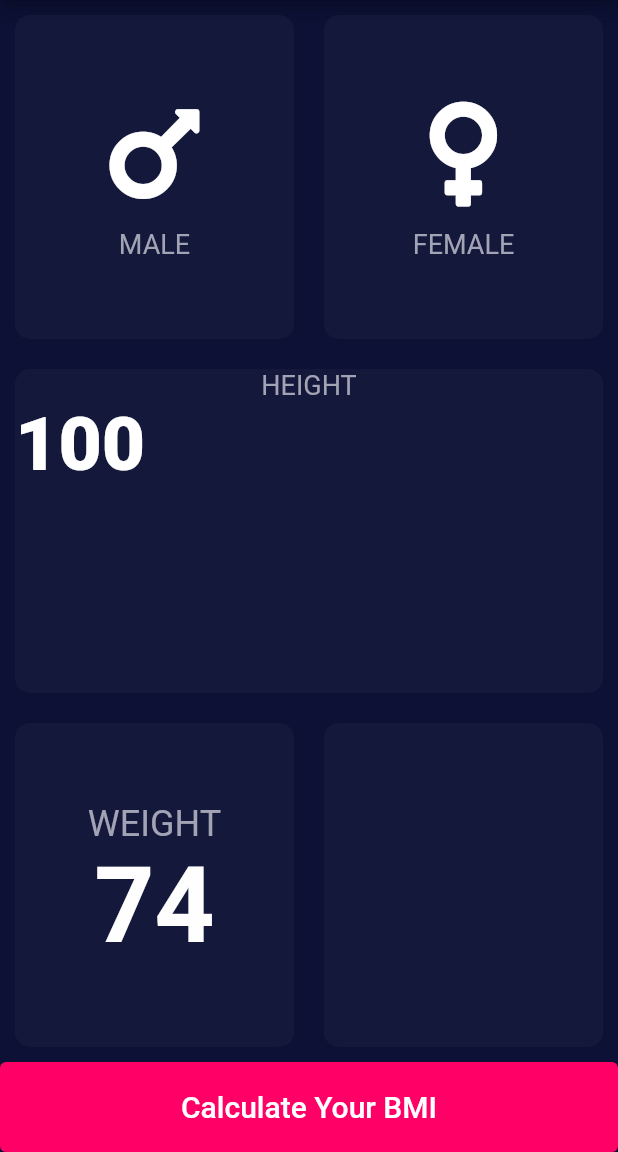
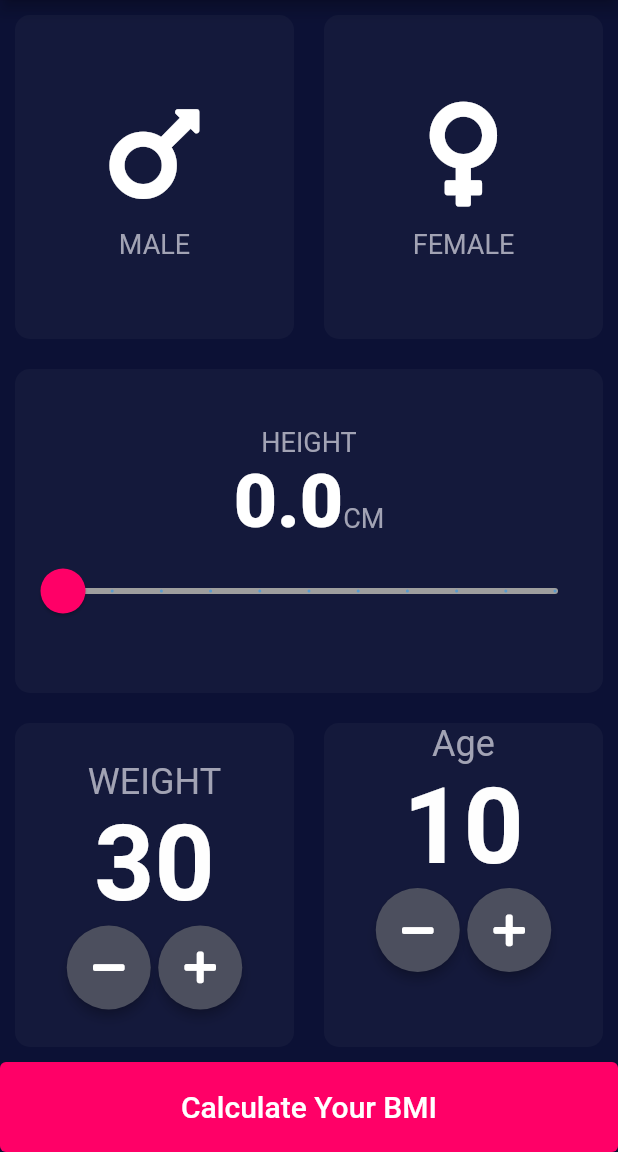
Before and after one commit to faizan1249/bmi-calculator-new, a Flutter app: the screen it shows after launch, on a phone screen of 412 x 824 dp, the part 84-1236 px from its top. Run offline on Flutter 3.47's test engine with Material 2 defaults, Android fonts, the phone set to English and light mode, and no system bars; our stand-ins replace font_awesome_flutter.

Commit message:
Beta Version of BMI

```diff
--- a/lib/input_page.dart
+++ b/lib/input_page.dart
@@ -2,57 +2,22 @@ import 'package:flutter/material.dart';
 import 'package:font_awesome_flutter/font_awesome_flutter.dart';
 import 'reuseable_code.dart';
 
-
-enum Gender{
+enum Gender {
   male,
   female,
 }
+
 class InputPage extends StatefulWidget {
   @override
   _InputPageState createState() => _InputPageState();
 }
 
 class _InputPageState extends State<InputPage> {
-  Gender? genderSelected = null;
+  Gender? genderSelected;
+  double _currentVal = 0.0;
 
-
-  // Color maleCardColor = inactiveCardColor;
-  // Color femaleCardColor = inactiveCardColor;
-  /*void updateColor(Gender genderVar)
-  {
-
-
-    //if 1 = male
-    if(genderVar == Gender.male)
-
-      {
-        if(maleCardColor == inactiveCardColor)
-          {
-            maleCardColor = activeCardColor;
-            femaleCardColor = inactiveCardColor;
-          }
-        else
-          {
-            maleCardColor = inactiveCardColor;
-
-
-          }
-      }
-    //2 = Female
-    if(genderVar == Gender.female)
-      {
-        if(femaleCardColor == inactiveCardColor)
-          {
-            femaleCardColor = activeCardColor;
-            maleCardColor = inactiveCardColor;
-          }
-        else
-          {
-            femaleCardColor = inactiveCardColor;
-          }
-      }
-  }
-*/
+  int weight=30;
+  int age = 10;
 
 
   @override
@@ -77,10 +42,9 @@ class _InputPageState extends State<InputPage> {
                       });
                     },
                     child: ReuseableContainer(
-                      colour: genderSelected == Gender.male?
-                      inactiveCardColor:
-                      activeCardColor,
-
+                      colour: genderSelected == Gender.male
+                          ? inactiveCardColor
+                          : activeCardColor,
                       icon_box: BoxContent(
                         icon: FontAwesomeIcons.mars,
                         Box_Text: "MALE",
@@ -90,7 +54,7 @@ class _InputPageState extends State<InputPage> {
                 ),
                 Expanded(
                   child: GestureDetector(
-                    onTap: (){
+                    onTap: () {
                       setState(() {
                         //2 for female
                         print("Female Card is Selected");
@@ -99,9 +63,9 @@ class _InputPageState extends State<InputPage> {
                       });
                     },
                     child: ReuseableContainer(
-                        colour: genderSelected == Gender.female?
-                        inactiveCardColor:activeCardColor,
-
+                        colour: genderSelected == Gender.female
+                            ? inactiveCardColor
+                            : activeCardColor,
                         icon_box: BoxContent(
                           icon: FontAwesomeIcons.venus,
                           Box_Text: "FEMALE",
@@ -114,16 +78,44 @@ class _InputPageState extends State<InputPage> {
               child: ReuseableContainer(
                 colour: activeCardColor,
                 icon_box: Column(
-
+                  mainAxisAlignment: MainAxisAlignment.center,
                   children: <Widget>[
-                    Text("HEIGHT",
-                    style: labelStyle),
+                    Text("HEIGHT", style: labelStyle),
                     Row(
+                      mainAxisAlignment: MainAxisAlignment.center,
+                      crossAxisAlignment: CrossAxisAlignment.baseline,
+                      textBaseline: TextBaseline.alphabetic,
                       children: <Widget>[
-                        Text("100",
-                        style: valueStyle,),
+                        Text(
+                          _currentVal.toString(),
+                          style: valueStyle,
+                        ),
+                        Text("CM", style: labelStyle),
                       ],
-                    )
+                    ),
+                    SliderTheme(
+                      data: SliderTheme.of(context).copyWith(
+                        thumbShape:
+                            RoundSliderThumbShape(enabledThumbRadius: 15.0),
+                        overlayShape:
+                            RoundSliderOverlayShape(overlayRadius: 30.0),
+                        activeTrackColor: Colors.white,
+                         thumbColor: Color(0XFFFF0067),
+                      ),
+                      child: Slider(
+                        value: _currentVal,
+                        min: 0.0,
+                        max: 50.0,
+                        divisions: 10,
+                        label: _currentVal.toString(),
+                        inactiveColor: Colors.grey,
+                        onChanged: (double value) {
+                          setState(() {
+                            _currentVal = value;
+                          });
+                        },
+                      ),
+                    ),
                   ],
                 ),
               ),
@@ -144,12 +136,42 @@ class _InputPageState extends State<InputPage> {
                           ),
                         ),
                         Text(
-                          "74",
+                          weight.toString(),
                           style: TextStyle(
                             fontSize: 70.0,
                             color: Color(0xFFFEFEFE),
                             fontWeight: FontWeight.bold,
                           ),
+                        ),
+                        Row(
+                          mainAxisAlignment: MainAxisAlignment.center,
+                          children: [
+                            RoundedIconButton(
+                              onPressed: ()
+                              {
+                                setState(() {
+                                  if(weight>0)
+                                    {
+                                      weight--;
+                                    }
+
+                                });
+                              },
+                              icon: FontAwesomeIcons.minus,
+                            ),
+                            SizedBox(width: 5.0),
+                            RoundedIconButton(
+                              onPressed: ()
+                              {
+                                setState(() {
+                                  weight++;
+                                });
+                              },
+
+
+                              icon: FontAwesomeIcons.plus,
+                            ),
+                          ],
                         ),
                       ],
                     ),
@@ -158,6 +180,53 @@ class _InputPageState extends State<InputPage> {
                 Expanded(
                   child: ReuseableContainer(
                     colour: activeCardColor,
+                    icon_box: Column(
+                      children: [
+                        Text(
+                          "Age",
+                          style: TextStyle(
+                            color: Color(0xFFA2A3B4),
+                            fontSize: 24.0,
+                          ),
+                        ),
+                        Text(
+                          age.toString(),
+                          style: TextStyle(
+                            fontSize: 70.0,
+                            color: Color(0xFFFEFEFE),
+                            fontWeight: FontWeight.bold,
+                          ),
+                        ),
+                        Row(
+                          mainAxisAlignment: MainAxisAlignment.center,
+                          children: [
+                            RoundedIconButton(
+                              onPressed: ()
+                              {
+                                setState(() {
+                                  if(age>0)
+                                    {
+                                      age--;
+                                    }
+                                });
+                              },
+
+                              icon: FontAwesomeIcons.minus,
+                            ),
+                            SizedBox(width: 5.0),
+                            RoundedIconButton(
+                              onPressed: ()
+                              {
+                                setState(() {
+                                      age++;
+                                });
+                              },
+                              icon: FontAwesomeIcons.plus,
+                            ),
+                          ],
+                        ),
+                      ],
+                    ),
                   ),
                 ),
               ]),
@@ -191,5 +260,3 @@ class _InputPageState extends State<InputPage> {
         ));
   }
 }
-
-//Reuseable Container Card
--- a/lib/reuseable_code.dart
+++ b/lib/reuseable_code.dart
@@ -1,8 +1,10 @@
+
 import 'package:flutter/Material.dart';
 
 const activeCardColor = Color(0xFF14193B);
 const BtnColor = Color(0XFFFF0067);
 const inactiveCardColor = Color(0xFF111328);
+
 
 const labelStyle = TextStyle(
   fontSize: 18.0,
@@ -56,3 +58,28 @@ class ReuseableContainer extends StatelessWidget {
     );
   }
 }
+
+
+
+class RoundedIconButton extends StatelessWidget {
+  RoundedIconButton({required this.icon,required this.onPressed});
+  final IconData icon;
+  final void Function() onPressed;
+
+  @override
+  Widget build(BuildContext context) {
+    return RawMaterialButton(
+      elevation: 3.0,
+      onPressed: onPressed,
+      shape: CircleBorder(),
+      constraints: BoxConstraints.tightFor(
+        width: 56.0,
+        height: 56.0,
+      ),
+      fillColor: Color(0xFF4C4F5E),
+      child: Icon(icon),
+
+
+    );
+  }
+}
```
